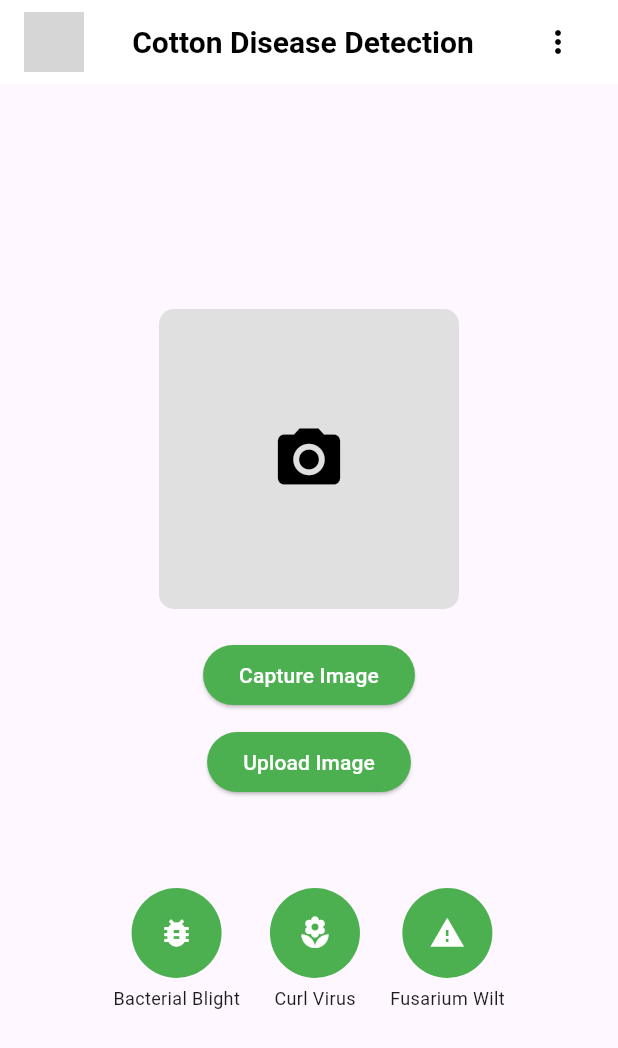
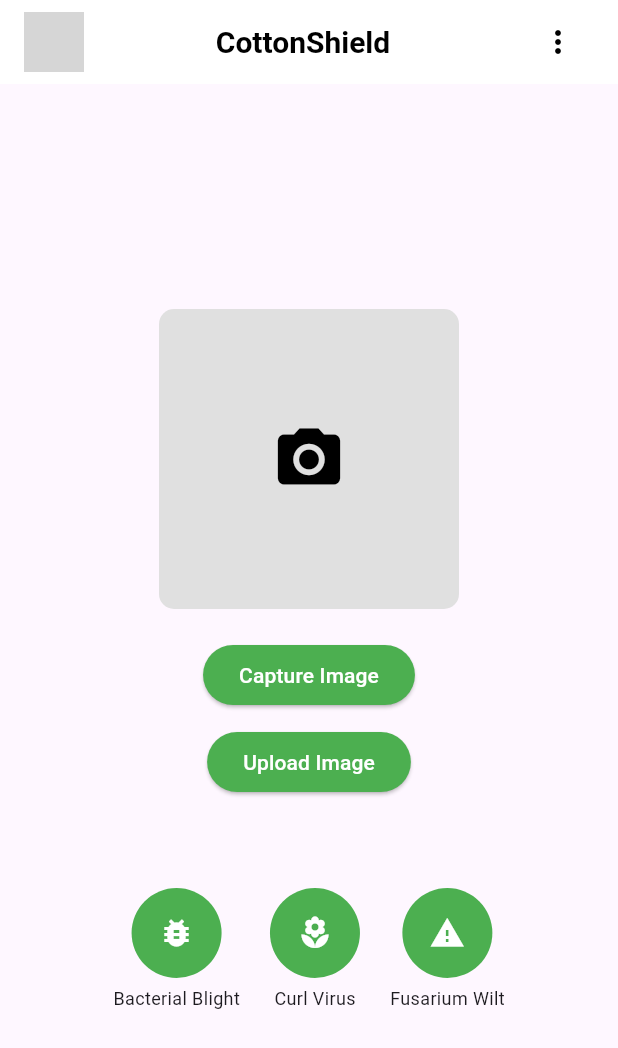
Before and after one commit to VidyaBarla/Cotton_Disease_Detection_App, a Flutter app: the screen it shows after launch, on a phone screen of 412 x 824 dp. Shown: the top 1048 px of the screen. Run offline on Flutter 3.47's test engine with Material 3 defaults, Android fonts, the phone set to English and light mode, and no system bars; our stand-ins replace image_picker; missing offline and left inert: tflite_flutter; grey boxes are pictures that could not be loaded.

Commit message:
forth commit

```diff
--- a/lib/languages.dart
+++ b/lib/languages.dart
@@ -1,6 +1,6 @@
 const Map<String, Map<String, dynamic>> languages = {
   "English": {
-    "title": "Cotton Disease Detection",
+    "title": "CottonShield",
     "upload_image": "Upload Image",
     "click_image": "Capture Image",
     "switch_language": "Switch to Hindi",
@@ -11,19 +11,30 @@ const Map<String, Map<String, dynamic>> languages = {
     "disease_detected": "Detected Disease: ",
     "remedy": "Remedy: ",
     "healthy": "No issues detected.",
-    "diseases": ["Bacterial Blight", "Curl Virus", "Fusarium Wilt", "Healthy"],
-    "remedies": [
-      "Apply copper-based sprays.",
-      "Control pests with neem oil.",
-      "Use fungicides and avoid overwatering.",
-      "No issues detected."
-    ],
+    "disease_details": {
+      "Bacterial Blight": {
+        "name": "Bacterial Blight",
+        "remedies": "Apply copper-based sprays."
+      },
+      "Curl Virus": {
+        "name": "Curl Virus",
+        "remedies": "Control pests with neem oil."
+      },
+      "Fusarium Wilt": {
+        "name": "Fusarium Wilt",
+        "remedies": "Use fungicides and avoid overwatering."
+      },
+      "Healthy": {
+        "name": "Healthy",
+        "remedies": "No issues detected."
+      }
+    }
   },
   "Hindi": {
     "title": "कपास रोग पहचान",
     "upload_image": "छवि अपलोड करें",
     "click_image": "छवि कैप्चर करें",
-    "switch_language": "मराठी में बदलें",
+    "switch_language": "अंग्रेज़ी में बदलें",  // Fixed
     "detect_disease": "कपास में रोग का पता लगाएं",
     "processing": "छवि प्रोसेसिंग...",
     "no_image": "कोई छवि चयनित नहीं हुई।",
@@ -31,19 +42,30 @@ const Map<String, Map<String, dynamic>> languages = {
     "disease_detected": "पहचाना गया रोग: ",
     "remedy": "उपचार: ",
     "healthy": "कोई समस्या नहीं मिली।",
-    "diseases": ["कर्ल वायरस", "बैक्टीरियल ब्लाइट", "फ्यूजेरियम विल्ट", "स्वस्थ"],
-    "remedies": [
-      "फफूंदनाशकों का प्रयोग करें और अत्यधिक सिंचाई से बचें।",
-      "कॉपर-आधारित स्प्रे का उपयोग करें।",
-      "नीम के तेल से कीटों को नियंत्रित करें।",
-      "कोई समस्या नहीं मिली।"
-    ],
+    "disease_details": {
+      "Bacterial Blight": {
+        "name": "बैक्टीरियल ब्लाइट",
+        "remedies": "कॉपर-आधारित स्प्रे का उपयोग करें।"
+      },
+      "Curl Virus": {
+        "name": "कर्ल वायरस",
+        "remedies": "नीम के तेल से कीटों को नियंत्रित करें।"
+      },
+      "Fusarium Wilt": {
+        "name": "फ्यूजेरियम विल्ट",
+        "remedies": "फफूंदनाशकों का प्रयोग करें और अधिक सिंचाई से बचें।"
+      },
+      "Healthy": {
+        "name": "स्वस्थ",
+        "remedies": "कोई समस्या नहीं मिली।"
+      }
+    }
   },
   "Telugu": {
     "title": "పత్తి వ్యాధి గుర్తింపు",
     "upload_image": "చిత్రాన్ని అప్‌లోడ్ చేయండి",
     "click_image": "చిత్రాన్ని క్లిక్ చేయండి",
-    "switch_language": "मराठीకి మారండి",
+    "switch_language": "ఆంగ్లానికి మారండి",  // Fixed
     "detect_disease": "పత్తిలో వ్యాధిని గుర్తించండి",
     "processing": "చిత్రాన్ని ప్రాసెస్ చేస్తోంది...",
     "no_image": "చిత్రం ఎంచుకోలేదు.",
@@ -51,19 +73,30 @@ const Map<String, Map<String, dynamic>> languages = {
     "disease_detected": "గుర్తించిన వ్యాధి: ",
     "remedy": "పరిష్కారం: ",
     "healthy": "ఎటువంటి సమస్య లేదు.",
-    "diseases": ["కర్ల్ వైరస్", "బ్యాక్టీరియల్ బ్లైట్", "ఫ్యూసేరియం విల్ట్", "ఆరోగ్యంగా ఉంది"],
-    "remedies": [
-      "ఫంగిసైడ్లను ఉపయోగించండి మరియు అధిక నీటిపారుదల నివారించండి.",
-      "కాపర్ ఆధారిత స్ప్రేలను ఉపయోగించండి.",
-      "నీమ్స్ నూనెతో పురుగులను నియంత్రించండి.",
-      "ఎటువంటి సమస్య లేదు."
-    ],
+    "disease_details": {
+      "Bacterial Blight": {
+        "name": "బ్యాక్టీరియల్ బ్లైట్",
+        "remedies": "కాపర్ ఆధారిత స్ప్రేలను ఉపయోగించండి."
+      },
+      "Curl Virus": {
+        "name": "కర్ల్ వైరస్",
+        "remedies": "నీమ్స్ నూనెతో పురుగులను నియంత్రించండి."
+      },
+      "Fusarium Wilt": {
+        "name": "ఫ్యూసేరియం విల్ట్",
+        "remedies": "ఫంగిసైడ్లను ఉపయోగించండి మరియు అధిక నీటిపారుదల నివారించండి."
+      },
+      "Healthy": {
+        "name": "ఆరోగ్యంగా ఉంది",
+        "remedies": "ఎటువంటి సమస్య లేదు."
+      }
+    }
   },
   "Marathi": {
     "title": "कापूस रोग ओळख",
     "upload_image": "प्रतिमा अपलोड करा",
     "click_image": "प्रतिमा कॅप्चर करा",
-    "switch_language": "इंग्रजीसाठी बदला",
+    "switch_language": "इंग्रजीसाठी बदला",  // Fixed
     "detect_disease": "कापसामध्ये रोग शोधा",
     "processing": "प्रतिमा प्रक्रिया होत आहे...",
     "no_image": "कोणतीही प्रतिमा निवडलेली नाही.",
@@ -71,12 +104,23 @@ const Map<String, Map<String, dynamic>> languages = {
     "disease_detected": "शोधलेला रोग: ",
     "remedy": "उपाय: ",
     "healthy": "कोणतीही समस्या आढळली नाही.",
-    "diseases": ["कर्ल व्हायरस", "बॅक्टेरियल ब्लाइट", "फ्युसेरियम विल्ट", "निरोगी"],
-    "remedies": [
-      "बुरशीनाशके वापरा आणि जास्त पाणी टाळा.",
-      "तांब्याच्या-आधारित फवारण्या लागू करा.",
-      "नीम तेलाने कीटक नियंत्रित करा.",
-      "कोणतीही समस्या आढळली नाही."
-    ],
-  },
+    "disease_details": {
+      "Bacterial Blight": {
+        "name": "बॅक्टेरियल ब्लाइट",
+        "remedies": "तांब्याच्या-आधारित फवारण्या लागू करा."
+      },
+      "Curl Virus": {
+        "name": "कर्ल व्हायरस",
+        "remedies": "नीम तेलाने कीटक नियंत्रित करा."
+      },
+      "Fusarium Wilt": {
+        "name": "फ्युसेरियम विल्ट",
+        "remedies": "बुरशीनाशके वापरा आणि जास्त पाणी टाळा."
+      },
+      "Healthy": {
+        "name": "निरोगी",
+        "remedies": "कोणतीही समस्या आढळली नाही."
+      }
+    }
+  }
 };
```
